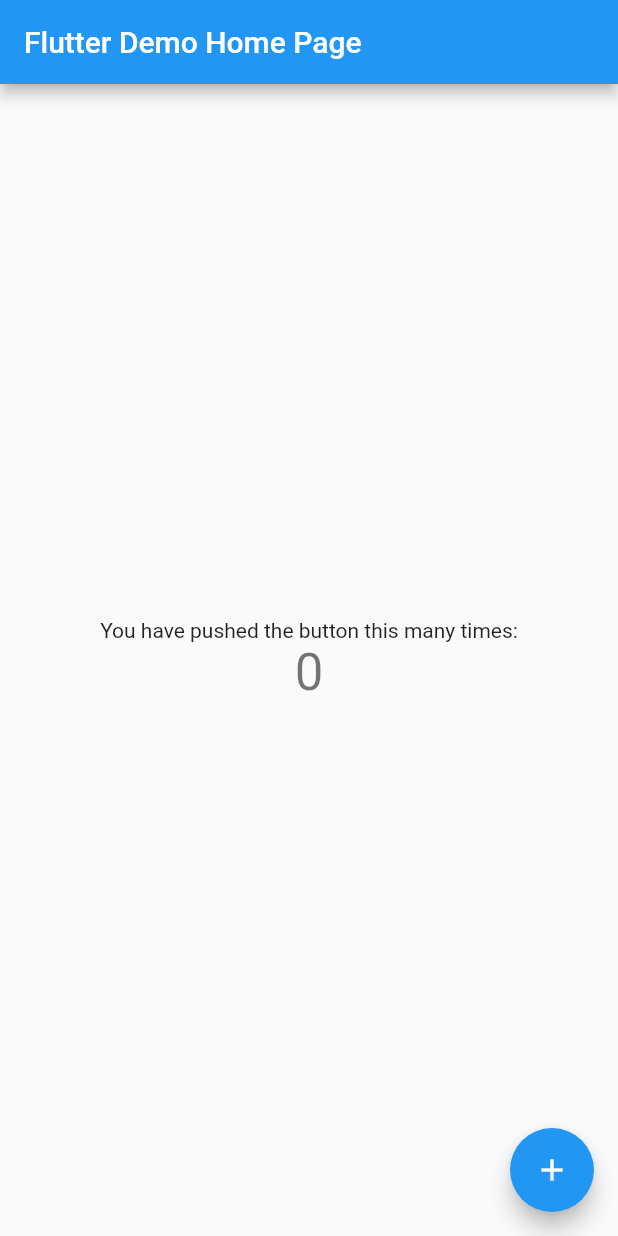
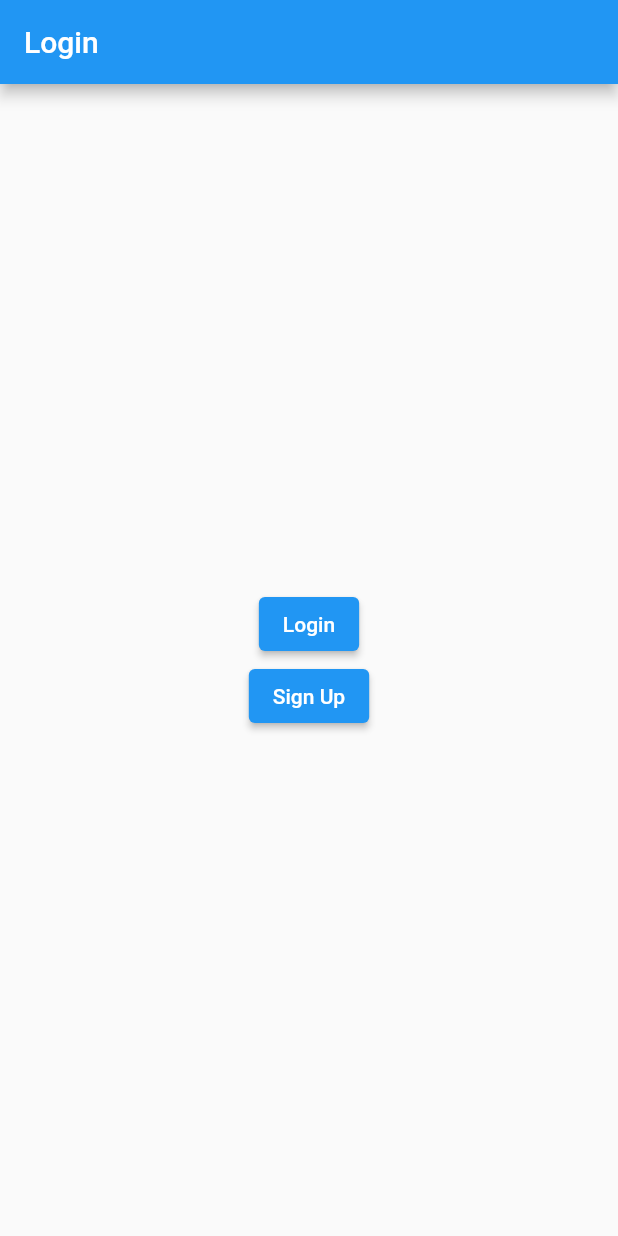
Before and after one commit to KitKatCook/itec_27003, a Flutter app: the screen it shows after launch, on a phone screen of 412 x 824 dp. Run offline on Flutter 3.47's test engine with Material 2 defaults, Android fonts, the phone set to English and light mode, and no system bars.

Commit message:
add login + home page and uuid lib

```diff
--- /dev/null
+++ b/lib/loginpage.dart
@@ -0,0 +1,35 @@
+import 'package:flutter/material.dart';
+
+class LoginPage extends StatelessWidget {
+  const LoginPage({Key? key}) : super(key: key);
+
+  @override
+  Widget build(BuildContext context) {
+    return Scaffold(
+      appBar: AppBar(
+        title: const Text('Login'),
+      ),
+      body: Center(
+        child: Column(
+          mainAxisAlignment: MainAxisAlignment.center,
+          children: <Widget>[
+
+            ElevatedButton(
+              child: const Text('Login'),
+              onPressed: () {
+                Navigator.pop(context, "Yes");
+              },
+            ),
+            ElevatedButton(
+              child: const Text('Sign Up'),
+              onPressed: () {
+                Navigator.pop(context, "No");
+              },
+
+            )
+          ],
+        ),
+      ),
+    );
+  }
+}
--- a/lib/main.dart
+++ b/lib/main.dart
@@ -1,4 +1,6 @@
 import 'package:flutter/material.dart';
+import 'loginpage.dart';
+import 'homepage.dart';
 
 void main() {
   runApp(const MyApp());
@@ -11,105 +13,21 @@ class MyApp extends StatelessWidget {
   @override
   Widget build(BuildContext context) {
     return MaterialApp(
-      title: 'Flutter Demo',
+      title: 'ITEC27003',
       theme: ThemeData(
-        // This is the theme of your application.
-        //
-        // Try running your application with "flutter run". You'll see the
-        // application has a blue toolbar. Then, without quitting the app, try
-        // changing the primarySwatch below to Colors.green and then invoke
-        // "hot reload" (press "r" in the console where you ran "flutter run",
-        // or simply save your changes to "hot reload" in a Flutter IDE).
-        // Notice that the counter didn't reset back to zero; the application
-        // is not restarted.
         primarySwatch: Colors.blue,
       ),
-      home: const MyHomePage(title: 'Flutter Demo Home Page'),
+      home: checkLogin(),
     );
   }
-}
 
-class MyHomePage extends StatefulWidget {
-  const MyHomePage({Key? key, required this.title}) : super(key: key);
+  Widget checkLogin(){
 
-  // This widget is the home page of your application. It is stateful, meaning
-  // that it has a State object (defined below) that contains fields that affect
-  // how it looks.
-
-  // This class is the configuration for the state. It holds the values (in this
-  // case the title) provided by the parent (in this case the App widget) and
-  // used by the build method of the State. Fields in a Widget subclass are
-  // always marked "final".
-
-  final String title;
-
-  @override
-  State<MyHomePage> createState() => _MyHomePageState();
-}
-
-class _MyHomePageState extends State<MyHomePage> {
-  int _counter = 0;
-
-  void _incrementCounter() {
-    setState(() {
-      // This call to setState tells the Flutter framework that something has
-      // changed in this State, which causes it to rerun the build method below
-      // so that the display can reflect the updated values. If we changed
-      // _counter without calling setState(), then the build method would not be
-      // called again, and so nothing would appear to happen.
-      _counter++;
-    });
-  }
-
-  @override
-  Widget build(BuildContext context) {
-    // This method is rerun every time setState is called, for instance as done
-    // by the _incrementCounter method above.
-    //
-    // The Flutter framework has been optimized to make rerunning build methods
-    // fast, so that you can just rebuild anything that needs updating rather
-    // than having to individually change instances of widgets.
-    return Scaffold(
-      appBar: AppBar(
-        // Here we take the value from the MyHomePage object that was created by
-        // the App.build method, and use it to set our appbar title.
-        title: Text(widget.title),
-      ),
-      body: Center(
-        // Center is a layout widget. It takes a single child and positions it
-        // in the middle of the parent.
-        child: Column(
-          // Column is also a layout widget. It takes a list of children and
-          // arranges them vertically. By default, it sizes itself to fit its
-          // children horizontally, and tries to be as tall as its parent.
-          //
-          // Invoke "debug painting" (press "p" in the console, choose the
-          // "Toggle Debug Paint" action from the Flutter Inspector in Android
-          // Studio, or the "Toggle Debug Paint" command in Visual Studio Code)
-          // to see the wireframe for each widget.
-          //
-          // Column has various properties to control how it sizes itself and
-          // how it positions its children. Here we use mainAxisAlignment to
-          // center the children vertically; the main axis here is the vertical
-          // axis because Columns are vertical (the cross axis would be
-          // horizontal).
-          mainAxisAlignment: MainAxisAlignment.center,
-          children: <Widget>[
-            const Text(
-              'You have pushed the button this many times:',
-            ),
-            Text(
-              '$_counter',
-              style: Theme.of(context).textTheme.headline4,
-            ),
-          ],
-        ),
-      ),
-      floatingActionButton: FloatingActionButton(
-        onPressed: _incrementCounter,
-        tooltip: 'Increment',
-        child: const Icon(Icons.add),
-      ), // This trailing comma makes auto-formatting nicer for build methods.
-    );
+    if(true){
+      return const LoginPage();
+    }
+    else{
+      return const HomePage();
+    }
   }
 }
--- a/pubspec.yaml
+++ b/pubspec.yaml
@@ -29,11 +29,13 @@ environment:
 dependencies:
   flutter:
     sdk: flutter
+    uuid: 3.0.6
 
 
   # The following adds the Cupertino Icons font to your application.
   # Use with the CupertinoIcons class for iOS style icons.
   cupertino_icons: ^1.0.2
+  uuid: ^3.0.6
 
 dev_dependencies:
   flutter_test:
```
Also changed, not shown: lib/User.dart (added, +15 -0 lines), lib/homepage.dart (added, +36 -0 lines), pubspec.lock.
